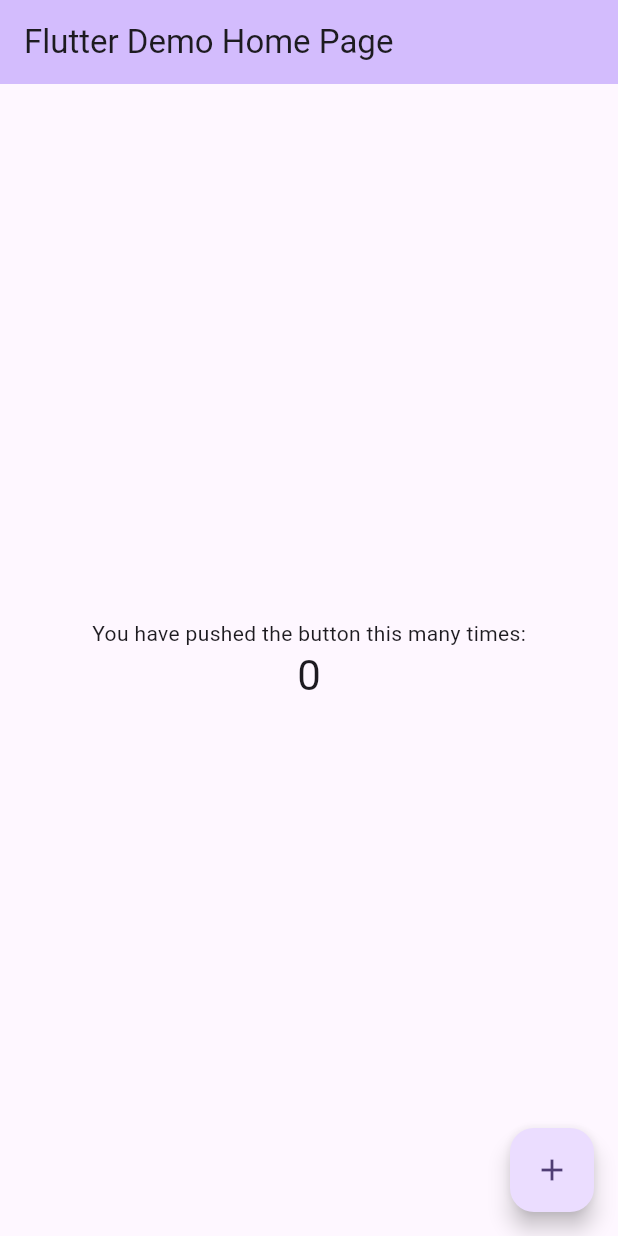
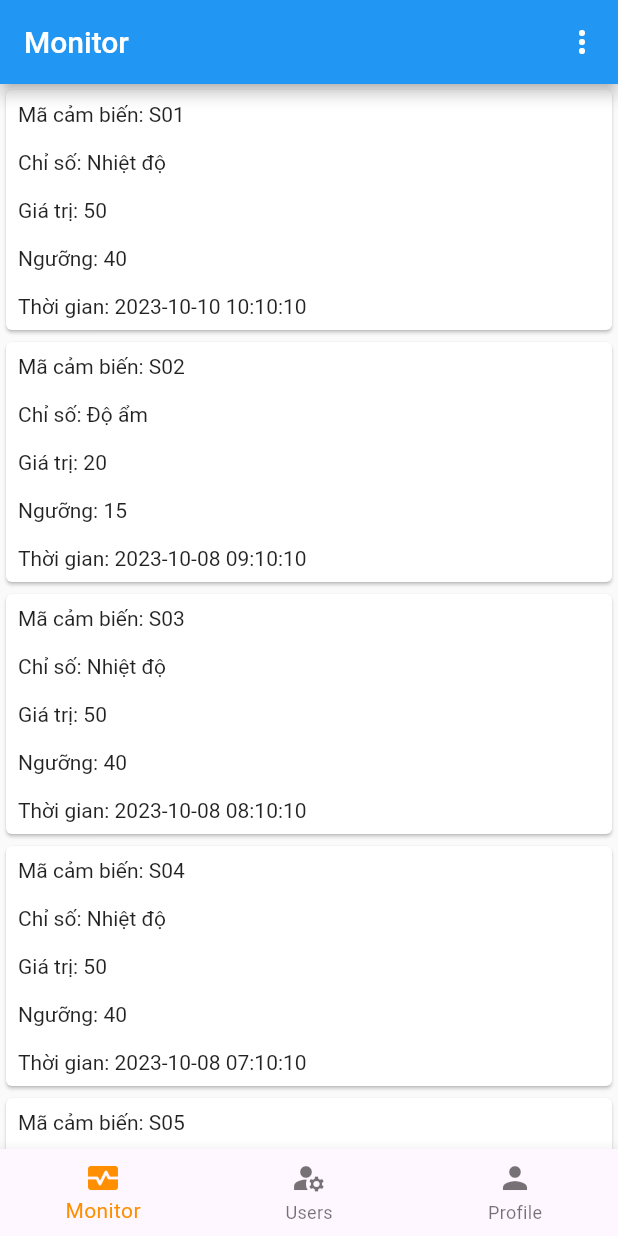
Before and after one commit to tran-the-lam/scada-project, a Flutter app: the screen it shows after launch, on a phone screen of 412 x 824 dp. Run offline on Flutter 3.47's test engine with Material 2 defaults, Android fonts, the phone set to English and light mode, and no system bars; our stand-ins replace fluttertoast.

Commit message:
ui monitor screen

```diff
--- a/application/mydemo/lib/main.dart
+++ b/application/mydemo/lib/main.dart
@@ -1,4 +1,8 @@
 import 'package:flutter/material.dart';
+import 'package:mydemo/screen/login.dart';
+import 'package:mydemo/screen/monitor.dart';
+import 'package:mydemo/screen/accounts.dart';
+import 'package:mydemo/screen/home.dart';
 
 void main() {
   runApp(const MyApp());
@@ -13,113 +17,15 @@ class MyApp extends StatelessWidget {
     return MaterialApp(
       title: 'Flutter Demo',
       theme: ThemeData(
-        // This is the theme of your application.
-        //
-        // TRY THIS: Try running your application with "flutter run". You'll see
-        // the application has a blue toolbar. Then, without quitting the app,
-        // try changing the seedColor in the colorScheme below to Colors.green
-        // and then invoke "hot reload" (save your changes or press the "hot
-        // reload" button in a Flutter-supported IDE, or press "r" if you used
-        // the command line to start the app).
-        //
-        // Notice that the counter didn't reset back to zero; the application
-        // state is not lost during the reload. To reset the state, use hot
-        // restart instead.
-        //
-        // This works for code too, not just values: Most code changes can be
-        // tested with just a hot reload.
         colorScheme: ColorScheme.fromSeed(seedColor: Colors.deepPurple),
         useMaterial3: true,
       ),
-      home: const MyHomePage(title: 'Flutter Demo Home Page'),
+      home: const ProfilePage(title: 'Profile'),
+      routes: {
+        // '/monitor':(context) => const MonitorPage(title: 'Monitor'),
+        // '/users':(context) => const AccountsPage(title: 'Accounts'),
+        '/home':(context) => const ProfilePage(title: 'Profile'),
+      },
     );
   }
 }
-
-class MyHomePage extends StatefulWidget {
-  const MyHomePage({super.key, required this.title});
-
-  // This widget is the home page of your application. It is stateful, meaning
-  // that it has a State object (defined below) that contains fields that affect
-  // how it looks.
-
-  // This class is the configuration for the state. It holds the values (in this
-  // case the title) provided by the parent (in this case the App widget) and
-  // used by the build method of the State. Fields in a Widget subclass are
-  // always marked "final".
-
-  final String title;
-
-  @override
-  State<MyHomePage> createState() => _MyHomePageState();
-}
-
-class _MyHomePageState extends State<MyHomePage> {
-  int _counter = 0;
-
-  void _incrementCounter() {
-    setState(() {
-      // This call to setState tells the Flutter framework that something has
-      // changed in this State, which causes it to rerun the build method below
-      // so that the display can reflect the updated values. If we changed
-      // _counter without calling setState(), then the build method would not be
-      // called again, and so nothing would appear to happen.
-      _counter++;
-    });
-  }
-
-  @override
-  Widget build(BuildContext context) {
-    // This method is rerun every time setState is called, for instance as done
-    // by the _incrementCounter method above.
-    //
-    // The Flutter framework has been optimized to make rerunning build methods
-    // fast, so that you can just rebuild anything that needs updating rather
-    // than having to individually change instances of widgets.
-    return Scaffold(
-      appBar: AppBar(
-        // TRY THIS: Try changing the color here to a specific color (to
-        // Colors.amber, perhaps?) and trigger a hot reload to see the AppBar
-        // change color while the other colors stay the same.
-        backgroundColor: Theme.of(context).colorScheme.inversePrimary,
-        // Here we take the value from the MyHomePage object that was created by
-        // the App.build method, and use it to set our appbar title.
-        title: Text(widget.title),
-      ),
-      body: Center(
-        // Center is a layout widget. It takes a single child and positions it
-        // in the middle of the parent.
-        child: Column(
-          // Column is also a layout widget. It takes a list of children and
-          // arranges them vertically. By default, it sizes itself to fit its
-          // children horizontally, and tries to be as tall as its parent.
-          //
-          // Column has various properties to control how it sizes itself and
-          // how it positions its children. Here we use mainAxisAlignment to
-          // center the children vertically; the main axis here is the vertical
-          // axis because Columns are vertical (the cross axis would be
-          // horizontal).
-          //
-          // TRY THIS: Invoke "debug painting" (choose the "Toggle Debug Paint"
-          // action in the IDE, or press "p" in the console), to see the
-          // wireframe for each widget.
-          mainAxisAlignment: MainAxisAlignment.center,
-          children: <Widget>[
-            const Text(
-              'You have pushed the button this many times:',
-            ),
-            Text(
-              '$_counter',
-              style: Theme.of(context).textTheme.headlineMedium,
-            ),
-          ],
-        ),
-      ),
-      floatingActionButton: FloatingActionButton(
-        onPressed: _incrementCounter,
-        tooltip: 'Increment',
-        child: const Icon(Icons.add),
-      ), // This trailing comma makes auto-formatting nicer for build methods.
-    );
-  }
-}
--- /dev/null
+++ b/application/mydemo/lib/screen/home.dart
@@ -0,0 +1,76 @@
+import 'package:flutter/material.dart';
+import 'package:mydemo/screen/monitor.dart';
+
+class ProfilePage extends StatefulWidget {
+  const ProfilePage({super.key, required this.title});
+  final String title;
+
+  @override
+  State<ProfilePage> createState() => _BottomNavigationBarExampleState();
+}
+
+class _BottomNavigationBarExampleState
+    extends State<ProfilePage> {
+  int _selectedIndex = 0;
+  static const TextStyle optionStyle =
+      TextStyle(fontSize: 30, fontWeight: FontWeight.bold);
+  static const List<Widget> _widgetOptions = <Widget>[
+    MonitorPage(title: "Monitor"),
+    Text(
+      'Index 1: Users',
+      style: optionStyle,
+    ),
+    Text(
+      'Index 2: Profile',
+      style: optionStyle,
+    ),
+  ];
+
+  void _onItemTapped(int index) {
+    setState(() {
+      _selectedIndex = index;
+      // switch(index){
+      //   case 0:
+      //     Navigator.pushNamed(context, '/monitor');
+      //     break;
+      //   case 1:
+      //     Navigator.pushNamed(context, '/users');
+      //     break;
+      //   case 2:
+      //     Navigator.pushNamed(context, '/profile');
+      //     break;
+      // }
+    });
+  }
+
+  @override
+  Widget build(BuildContext context) {
+    return Scaffold(
+      // appBar: AppBar(
+      //   title: const Text('BottomNavigationBar Sample'),
+      // ),
+      body: Center(
+        child: _widgetOptions.elementAt(_selectedIndex),
+      ),
+      bottomNavigationBar: BottomNavigationBar(
+        items: const <BottomNavigationBarItem>[
+          BottomNavigationBarItem(
+            icon: Icon(Icons.monitor_heart),
+            label: 'Monitor',
+          ),
+          BottomNavigationBarItem(
+            icon: Icon(Icons.manage_accounts),
+            label: 'Users',
+          ),
+          BottomNavigationBarItem(
+            icon: Icon(Icons.person),
+            label: 'Profile',
+          ),
+        ],
+        currentIndex: _selectedIndex,
+        selectedItemColor: Colors.amber[800],
+        onTap: _onItemTapped,
+      ),
+    );
+  }
+}
--- /dev/null
+++ b/application/mydemo/lib/screen/monitor.dart
@@ -0,0 +1,251 @@
+import 'package:flutter/material.dart';
+import 'package:fluttertoast/fluttertoast.dart';
+import 'package:intl/intl.dart';
+
+
+enum SensorType { temperature, humidity, pressure }
+
+class MonitorPage extends StatefulWidget {
+  const MonitorPage({super.key, required this.title});
+  final String title;
+
+  @override
+  State<MonitorPage> createState() => _MonitorList();
+}
+
+class _MonitorList extends State<MonitorPage> {
+  final List<Map<String, dynamic>> items = [
+    {
+      'sensor_id': 'S01',
+      'parameter': 'Nhiệt độ',
+      'value': 50,
+      'threshold': 40,
+      'created_at': '2023-10-10 10:10:10'
+    },
+    {
+      'sensor_id': 'S02',
+      'parameter': 'Độ ẩm',
+      'value': 20,
+      'threshold': 15,
+      'created_at': "2023-10-08 09:10:10"
+    },
+    {
+      'sensor_id': 'S03',
+      'parameter': 'Nhiệt độ',
+      'value': 50,
+      'threshold': 40,
+      'created_at': "2023-10-08 08:10:10"
+    },
+    {
+      'sensor_id': 'S04',
+      'parameter': 'Nhiệt độ',
+      'value': 50,
+      'threshold': 40,
+      'created_at': "2023-10-08 07:10:10"
+    },
+    {
+      'sensor_id': 'S05',
+      'parameter': 'Nhiệt độ',
+      'value': 50,
+      'threshold': 40,
+      'created_at': "2023-10-08 06:10:10"
+    },
+    {
+      'sensor_id': 'S06',
+      'parameter': 'Nhiệt độ',
+      'value': 50,
+      'threshold': 40,
+      'created_at': "2023-10-08 05:10:10"
+    },
+    {
+      'sensor_id': 'S07',
+      'parameter': 'Nhiệt độ',
+      'value': 50,
+      'threshold': 40,
+      'created_at': "2023-10-08 04:10:10"
+    },
+    {
+      'sensor_id': 'S08',
+      'parameter': 'Nhiệt độ',
+      'value': 50,
+      'threshold': 40,
+      'created_at': "2023-10-08 03:10:10"
+    },
+    {
+      'sensor_id': 'S09',
+      'parameter': 'Nhiệt độ',
+      'value': 50,
+      'threshold': 40,
+      'created_at': "2023-10-08 02:10:10"
+    },
+    {
+      'sensor_id': 'S10',
+      'parameter': 'Nhiệt độ',
+      'value': 50,
+      'threshold': 40,
+      'created_at': "2023-10-08 01:10:10"
+    },
+  ];
+
+  DateFormat formatter = DateFormat('yyyy/MM/dd HH:mm:ss');
+  DateTime selectedStartDate = DateTime.now();
+  DateTime selectedEndDate = DateTime.now();
+  List<SensorType> selectedSensorTypes = [];
+
+  // enum SensorType { temperature, humidity, light, soil }
+  // const _MonitorList({super.key, required this.items});
+
+  @override
+  Widget build(BuildContext context) {
+    const title = 'Monitor';
+
+    return MaterialApp(
+      title: title,
+      home: Scaffold(
+        appBar: AppBar(
+          automaticallyImplyLeading: false,
+          title: const Text(title),
+          actions: [
+            PopupMenuButton(
+              color: Colors.deepPurple,
+              offset: Offset(0, 50),
+              itemBuilder: (BuildContext context) {
+                // return <PopupMenuEntry>[
+                //   PopupMenuItem(
+                //     child: IconButton(
+                //       icon: Icon(Icons.search),
+                //       onPressed: () {
+                //         // Thực hiện hành động khi người dùng nhấn vào icon tìm kiếm
+                //         Fluttertoast.showToast(
+                //             msg: "your message",
+                //             toastLength: Toast.LENGTH_SHORT,
+                //             gravity: ToastGravity.BOTTOM, // Also possible "TOP" and "CENTER"
+                //             backgroundColor: Color.fromRGBO(152, 54, 244, 1) ,
+                //             textColor: Colors.white,
+                //         );
+                //       },
+                //     ),
+                //   ),
+                // ];
+                return [
+                  PopupMenuItem(
+                    child: Container(
+                      padding: EdgeInsets.all(10),
+                      child: Column(
+                        children: [
+                          Text('Giao diện',
+                              style: TextStyle(fontWeight: FontWeight.bold)),
+                          SizedBox(height: 10),
+                          Row(
+                            children: [
+                              // Text('Ngày bắt đầu: '),
+                              Text(formatter.format(selectedStartDate)),
+                              IconButton(
+                                icon: Icon(Icons.calendar_today),
+                                onPressed: () async {
+                                 final startDate = await showDatePicker(
+                                    context: context,
+                                    initialDate: selectedStartDate,
+                                    firstDate: DateTime(2000),
+                                    lastDate: DateTime(2100),
+                                  );
+                                  if (startDate != null) {
+                                    setState(() {
+                                      selectedStartDate = startDate;
+                                    });
+                                  }
+
+                                },
+                              ),
+                            ],
+                          ),
+                          Row(
+                            children: [
+                              // Text('Ngày kết thúc: '),
+                              Text(formatter.format(selectedEndDate)),
+                              IconButton(
+                                icon: Icon(Icons.calendar_today),
+                                onPressed: () async {
+                                  final endDate = await showDatePicker(
+                                    context: context,
+                                    initialDate: selectedEndDate,
+                                    firstDate: DateTime(2000),
+                                    lastDate: DateTime(2100),
+                                  );
+                                  if (endDate != null) {
+                                    setState(() {
+                                      selectedEndDate = endDate;
+                                    });
+                                  }
+                                },
+                              ),
+                            ],
+                          ),
+                          SizedBox(height: 40),
+                          Text('Chỉ số:',
+                              style: TextStyle(fontWeight: FontWeight.bold)),
+                          SizedBox(height: 10),
+                          CheckboxListTile(
+                            value: true,
+                            onChanged: (value) {},
+                            title: Text('Nhiệt độ'),
+                          ),
+                          CheckboxListTile(
+                            value: false,
+                            onChanged: (value) {},
+                            title: Text('Độ ẩm'),
+                          ),
+                          CheckboxListTile(
+                            value: true,
+                            onChanged: (value) {},
+                            title: Text('Áp suất'),
+                          ),
+                        ],
+                      ),
+                    ),
+                  ),
+                ];
+              },
+            ),
+          ],
+        ),
+        body: ListView.builder(
+          itemCount: items.length,
+          itemBuilder: (context, index) {
+            return Card(
+              child: Column(
+                children: [
+                  Container(
+                    padding: const EdgeInsets.all(8.0),
+                    alignment: Alignment.centerLeft,
+                    child: Text("Mã cảm biến: " + items[index]['sensor_id']),
+                  ),
+                  Container(
+                    padding: EdgeInsets.all(8.0),
+                    child: Text("Chỉ số: " + items[index]['parameter']),
+                    alignment: Alignment.centerLeft,
+                  ),
+                  Container(
+                    padding: EdgeInsets.all(8.0),
+                    child: Text("Giá trị: " + items[index]['value'].toString()),
+                    alignment: Alignment.centerLeft,
+                  ),
+                  Container(
+                    padding: EdgeInsets.all(8.0),
+                    child: Text("Ngưỡng: " + items[index]['threshold'].toString()),
+                    alignment: Alignment.centerLeft,
+                  ),
+                  Container(
+                    padding: EdgeInsets.all(8.0),
+                    child: Text("Thời gian: " + items[index]['created_at']),
+                    alignment: Alignment.centerLeft,
+                  ),
+                ],
+              ),
+            );
+          },
+        ),
+      ),
+    );
+  }
+}
--- a/application/mydemo/pubspec.yaml
+++ b/application/mydemo/pubspec.yaml
@@ -46,6 +46,9 @@ dev_dependencies:
   # package. See that file for information about deactivating specific lint
   # rules and activating additional ones.
   flutter_lints: ^2.0.0
+  fluttertoast: ^8.1.1
+  intl: ^0.17.0
+  flutter_datetime_picker: ^1.5.1
 
 # For information on the generic Dart part of this file, see the
 # following page: https://dart.dev/tools/pub/pubspec
```
Also changed, not shown: application/mydemo/lib/screen/accounts.dart (added, +78 -0 lines), application/mydemo/lib/screen/login.dart (added, +80 -0 lines), application/mydemo/pubspec.lock, 1 other file.
